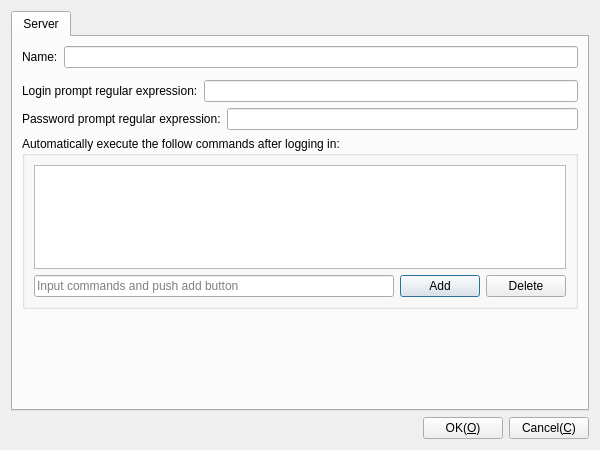
Old version of the form Plugins/Telnet/DlgSettingsTelnet.ui in the repository KangLin/RabbitRemoteControl.
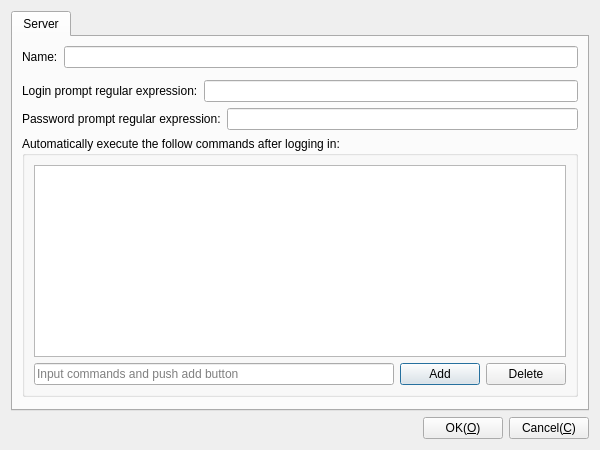
New version of the form. Custom widgets are drawn as their Qt base class.

The edit to the form file:
```diff
--- a/Plugins/Telnet/DlgSettingsTelnet.ui
+++ b/Plugins/Telnet/DlgSettingsTelnet.ui
@@ -115,7 +115,7 @@
          <property name="sizeHint" stdset="0">
           <size>
            <width>20</width>
-           <height>179</height>
+           <height>0</height>
           </size>
          </property>
         </spacer>
```
